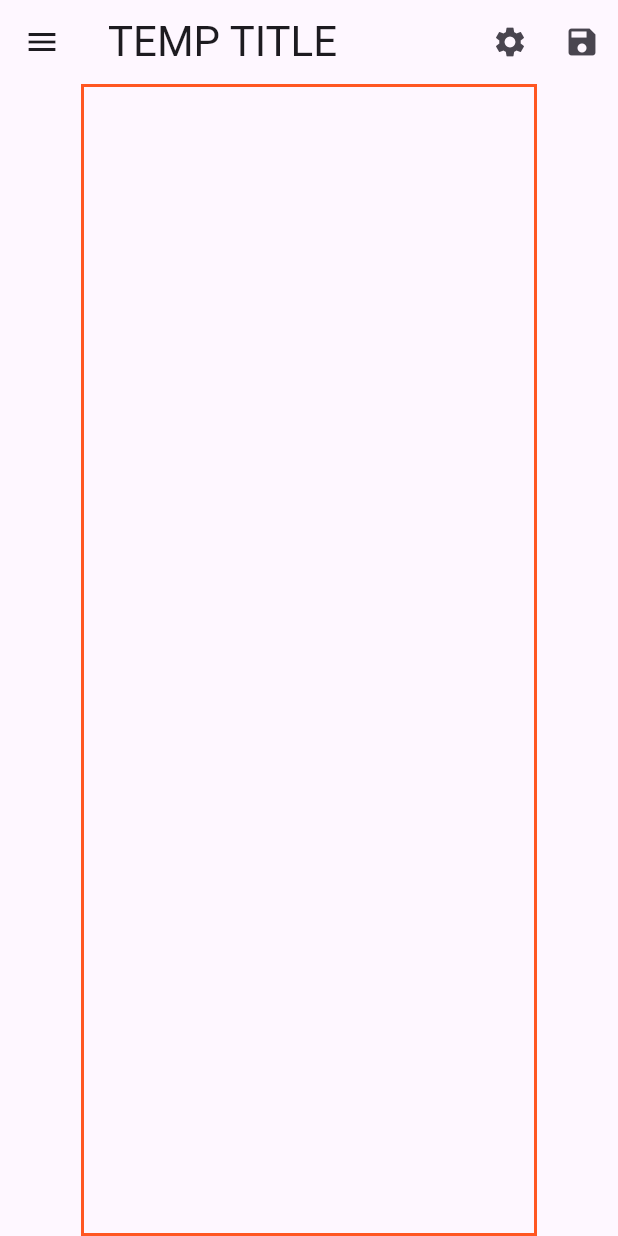
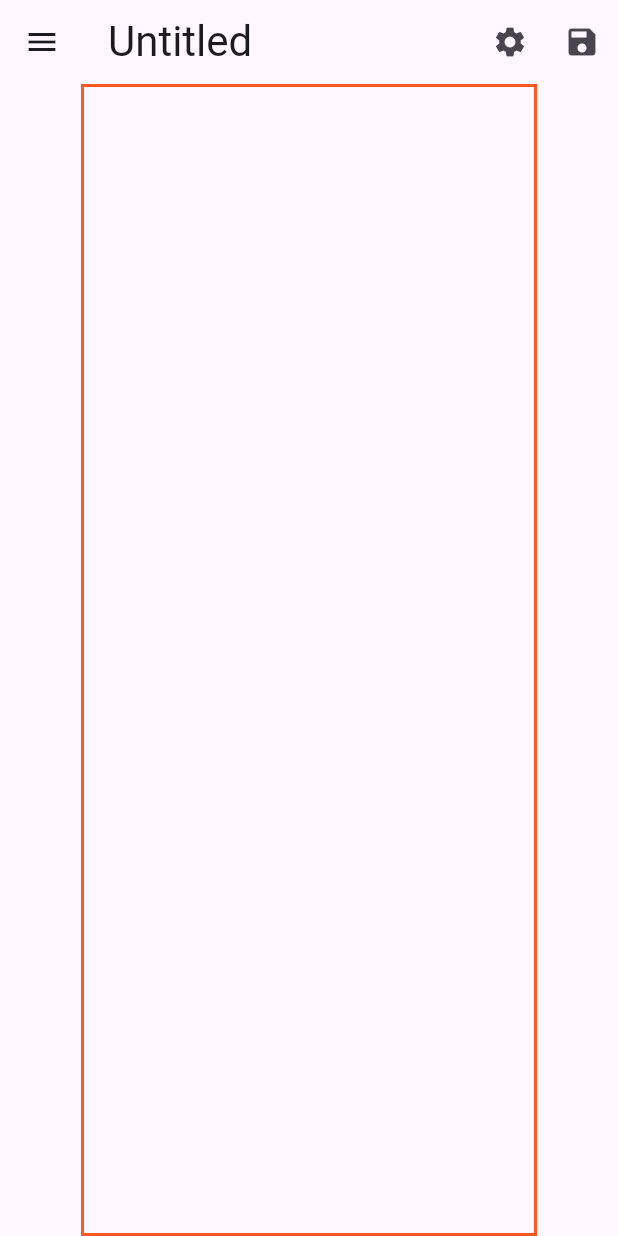
Before and after one commit to johnlaban/open_note, a Flutter app: the NotePage screen opened directly, on a phone screen of 412 x 824 dp. Run offline on Flutter 3.47's test engine with Material 3 defaults, Android fonts, the light colour scheme and no system bars; missing offline and left inert: flutter_quill.

Commit message:
Update Note page title to "Untitled"

```diff
--- a/lib/pages/Note.dart
+++ b/lib/pages/Note.dart
@@ -56,7 +56,7 @@ class _NotePageState extends State<NotePage> {
       onTap: _handleFocusManager,
       child: Scaffold(
         appBar: AppBar(
-          title: MyTitle(initTitle: "TEMP TITLE"),
+          title: MyTitle(initTitle: "Untitled"),
           actions: [
             DropdownSettingsButton(),
             IconButton(
```
